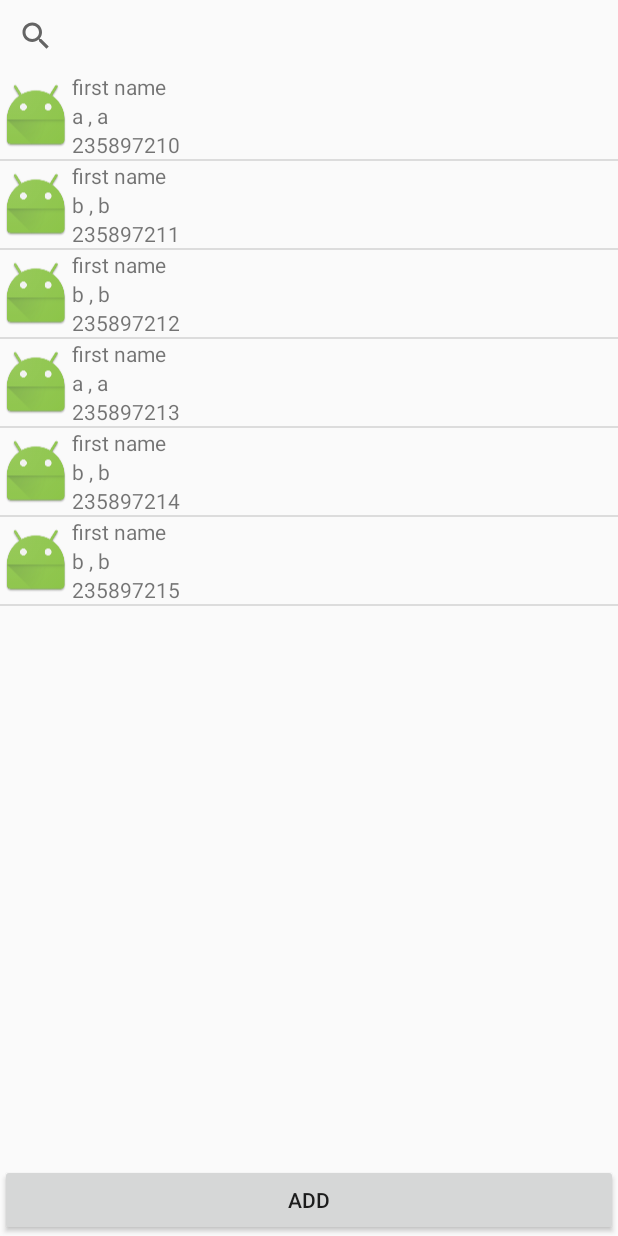
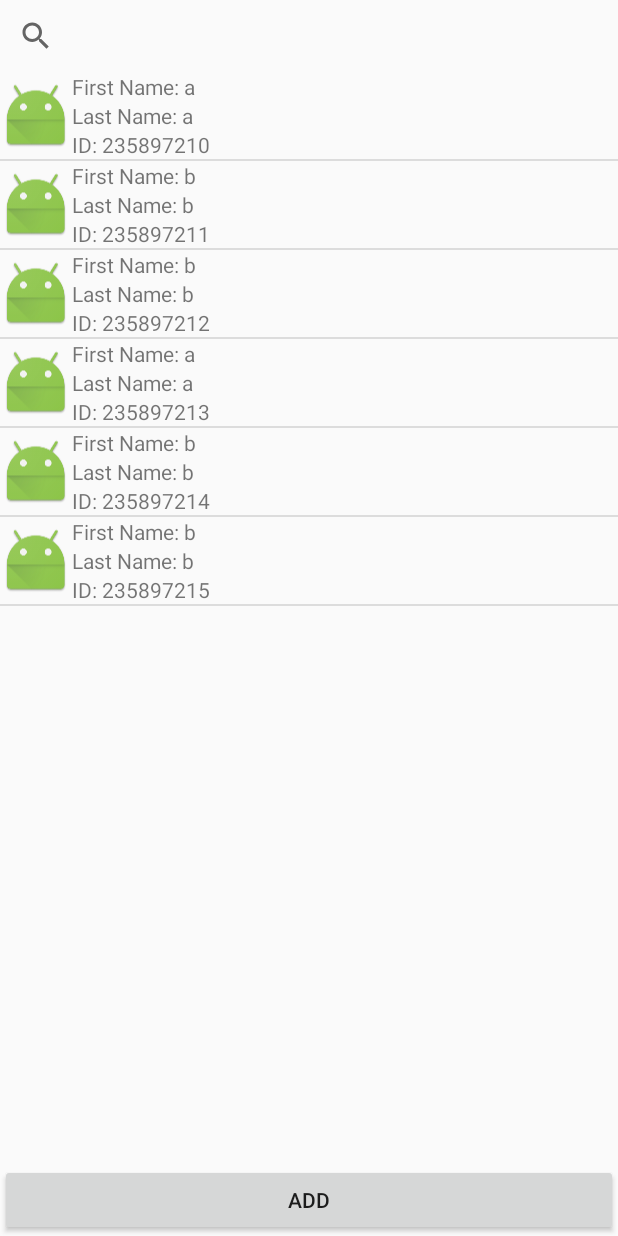
Before and after one commit to matanmor97/Project_Java_5778, an Android app: the ClientsList screen opened directly, with no data from a screen before it, on a phone screen of 412 x 824 dp. Run offline under Robolectric (Android 15) with nearby library versions, the phone set to English and light mode, and no system bars.

Commit message:
matan 7 Client finished!! : )

```diff
--- a/app/src/main/java/com/example/user/project_java_5778/controller/ClientsList.java
+++ b/app/src/main/java/com/example/user/project_java_5778/controller/ClientsList.java
@@ -88,21 +88,26 @@ public class ClientsList extends Activity implements View.OnClickListener {
         //show in every item on the viewList the row_item.xml
         adapter = new ArrayAdapter<Client>(this, R.layout.row_item, filterClients) {
             @Override
-            public View getView(int position, View convertView, ViewGroup parent) {
-                if (convertView == null) {
+            public View getView(int position, View convertView, ViewGroup parent)
+            {
+                if (convertView == null)
+                {
                     convertView = View.inflate(ClientsList.this,
-                            R.layout.row_item, null);
+                            R.layout.row_item,null);
                 }
                 //Find the Views in the layout
                 TextView productIdTextView = (TextView) convertView
                         .findViewById(R.id.idTextView);
-                TextView productNameTextView = (TextView) convertView
+                TextView productFirstNameTextView = (TextView) convertView
+                        .findViewById(R.id.firstNameTextView);
+                TextView productLastNameTextView = (TextView) convertView
                         .findViewById(R.id.lastNameTextView);
                 ImageView productionImageView = (ImageView) convertView
                         .findViewById(R.id.image_view);
                 //put the data in the views
-                productIdTextView.setText(Long.toString(instance.getClients().get(position).getId()));
-                productNameTextView.setText(instance.getClients().get(position).getFirstName() + " , " + instance.getClients().get(position).getLastName());
+                productIdTextView.setText("ID: " + Long.toString(instance.getClients().get(position).getId()));
+                productFirstNameTextView.setText("First Name: " + instance.getClients().get(position).getFirstName());
+                productLastNameTextView.setText("Last Name: " + instance.getClients().get(position).getLastName());
 
                 return convertView;
             }
--- a/app/src/main/java/com/example/user/project_java_5778/controller/MainActivity.java
+++ b/app/src/main/java/com/example/user/project_java_5778/controller/MainActivity.java
@@ -18,7 +18,7 @@ public class MainActivity extends AppCompatActivity implements View.OnClickListe
     private Button carModels;
     private Button cars;
     /**
-     * Find the Views in the layout
+     * Find the Views in the layout.
      */
     private void findViews() {
         clients = (Button)findViewById( R.id.clients );
```
Also changed, not shown: app/src/main/java/com/example/user/project_java_5778/controller/UpdateClient.java (+12 -18 lines).
